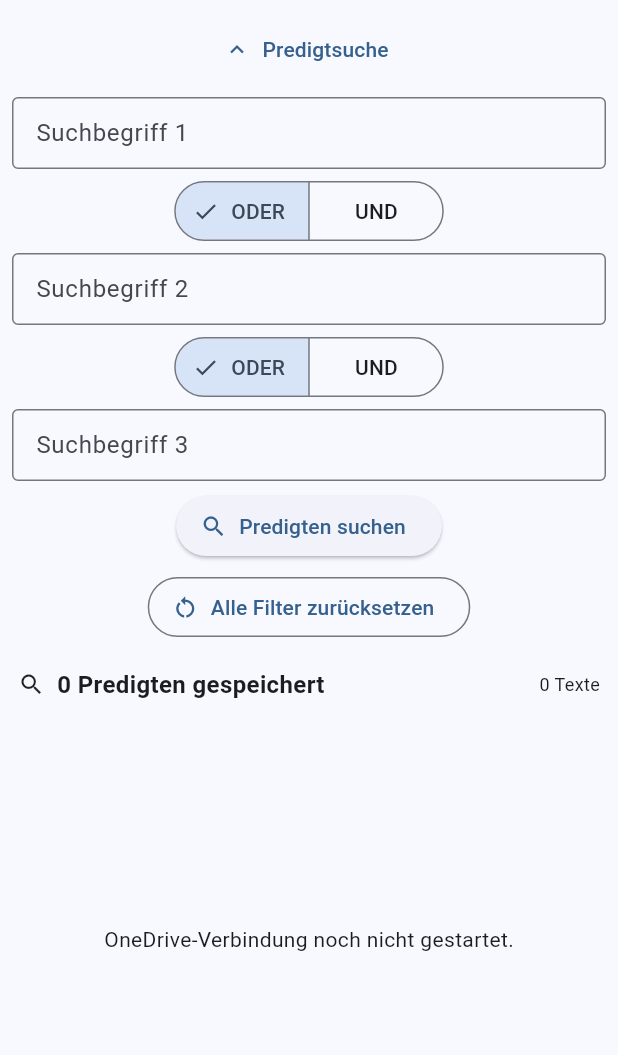
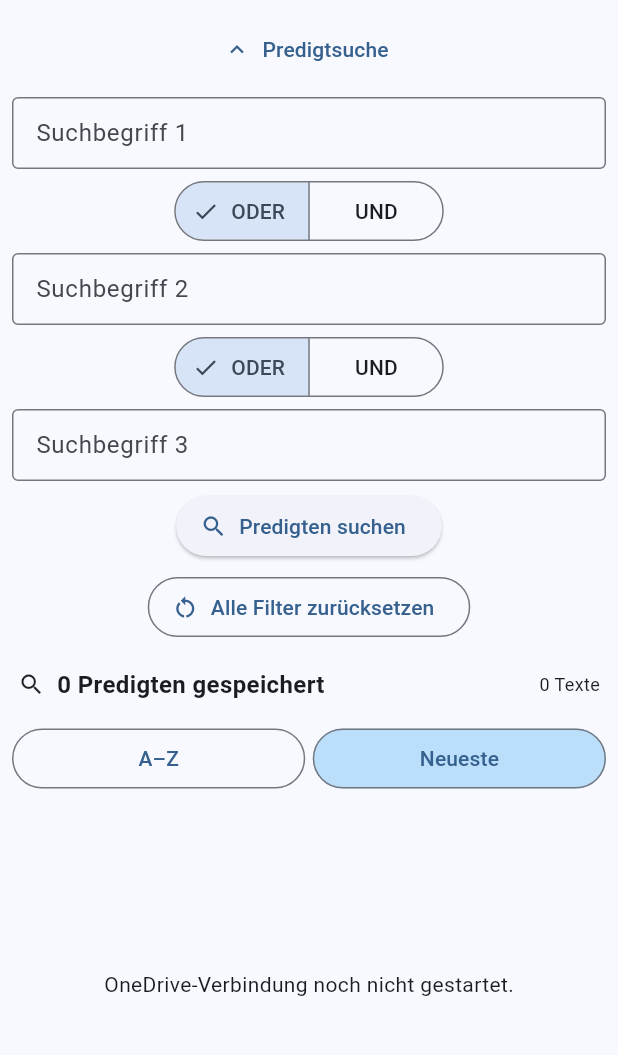
Before and after one commit to frankwernet/predigtfinder-app, a Flutter app: the screen it shows after launch, after a tap on "Predigtsuche", on a phone screen of 412 x 824 dp, the part 71-1126 px from its top. Run offline on Flutter 3.47's test engine with Material 3 defaults, Android fonts, the phone set to English and light mode, and no system bars; our stand-ins replace flutter_secure_storage, webview_flutter; network calls fail.

Commit message:
Stabiler PredigtFinder Stand mit Sortierung und Sync-Anzeige

```diff
--- a/lib/main.dart
+++ b/lib/main.dart
@@ -48,6 +48,62 @@ class _OneDriveTestPageState extends State<OneDriveTestPage> {
   final List<String> predigtDateien = [];
   final List<String> suchErgebnisse = [];
   final Map<String, int> suchTrefferzahlen = {};
+
+  final Map<String, DateTime> predigtDatum = {};
+  bool sortierungNeuesteZuerst = true;
+  bool sortierungNachTreffern = true;
+
+
+
+List<String> sortiertePredigtDateien() {
+  final dateien = List<String>.from(
+    sucheAktiv ? suchErgebnisse : predigtDateien,
+  );
+
+  // Bei aktiver Suche standardmaessig nach Treffern sortieren.
+  if (sucheAktiv && sortierungNachTreffern) {
+    dateien.sort((a, b) {
+      final trefferA = suchTrefferzahlen[a] ?? 0;
+      final trefferB = suchTrefferzahlen[b] ?? 0;
+
+      final vergleich = trefferB.compareTo(trefferA);
+
+      return vergleich != 0
+          ? vergleich
+          : a.toLowerCase().compareTo(b.toLowerCase());
+    });
+
+    return dateien;
+  }
+
+  if (sortierungNeuesteZuerst) {
+    dateien.sort((a, b) {
+      final datumA = predigtDatum[a];
+      final datumB = predigtDatum[b];
+
+      if (datumA == null && datumB == null) {
+        return a.toLowerCase().compareTo(b.toLowerCase());
+      }
+      if (datumA == null) return 1;
+      if (datumB == null) return -1;
+
+      final vergleich = datumB.compareTo(datumA);
+
+      return vergleich != 0
+          ? vergleich
+          : a.toLowerCase().compareTo(b.toLowerCase());
+    });
+  } else {
+    dateien.sort(
+      (a, b) => a.toLowerCase().compareTo(b.toLowerCase()),
+    );
+  }
+
+  return dateien;
+}
+
+
+
   bool sucheAktiv = false;
   bool hintergrundErfassungAktiv = false;
   bool automatischeSynchronisierungAktiv = false;
@@ -718,11 +774,21 @@ class _OneDriveTestPageState extends State<OneDriveTestPage> {
   Future<void> _letzterSpeichervorgang = Future.value();
 
   Future<void> speicherePredigtenLokal() {
+
 final snapshot = <String, dynamic>{
   'version': 1,
   'predigtTexte': Map<String, String>.from(predigtTexte),
   'videoDateinamen': Map<String, String>.from(videoDateinamen),
+  'predigtDatum': predigtDatum.map(
+    (dateiname, datum) => MapEntry(
+      dateiname,
+      '${datum.year.toString().padLeft(4, '0')}-'
+      '${datum.month.toString().padLeft(2, '0')}-'
+      '${datum.day.toString().padLeft(2, '0')}',
+    ),
+  ),
 };
+
 
     final vorgang = _letzterSpeichervorgang.catchError((Object _) {}).then((
       _,
@@ -744,13 +810,81 @@ class _OneDriveTestPageState extends State<OneDriveTestPage> {
     return vorgang;
   }
 
+
+Future<void> ladePredigtDatumsangaben() async {
+  try {
+    final url = Uri.parse(
+      'https://frankwernet.github.io/predigtfinder/predigt_daten.json',
+    ).replace(
+      queryParameters: {
+        'v': DateTime.now().millisecondsSinceEpoch.toString(),
+      },
+    );
+
+    final antwort = await http
+        .get(url)
+        .timeout(const Duration(seconds: 30));
+
+    if (antwort.statusCode != 200) {
+      throw Exception('HTTP ${antwort.statusCode}');
+    }
+
+    final daten = jsonDecode(utf8.decode(antwort.bodyBytes));
+
+    if (daten is! Map) {
+      throw const FormatException('Ungueltige Datumsdatei');
+    }
+
+    final geladeneDaten = <String, DateTime>{};
+
+    for (final eintrag in daten.entries) {
+      if (eintrag.key is String && eintrag.value is String) {
+        final datum = DateTime.tryParse(eintrag.value as String);
+
+        if (datum != null) {
+          geladeneDaten[eintrag.key as String] = datum;
+        }
+      }
+    }
+
+    if (!mounted) return;
+
+    setState(() {
+      predigtDatum
+        ..clear()
+        ..addAll(geladeneDaten);
+    });
+
+    debugPrint(
+      'PREDIGTFINDER DATUM: ${predigtDatum.length} Datumsangaben geladen',
+    );
+
+debugPrint(
+  'PREDIGTFINDER DATUM TEST: '
+  'Dateien=${predigtDateien.length}, '
+  'mit Datum=${predigtDateien.where((name) => predigtDatum.containsKey(name)).length}',
+);
+
+debugPrint(
+  'PREDIGTFINDER DATUM BEISPIEL: '
+  '${predigtDatum["WER IST GOTT und WAS IST ER WIRKLICH GUT oder BÖSE.txt"]}',
+);
+
+  } catch (e) {
+    debugPrint('PREDIGTFINDER DATUM LADEFEHLER: $e');
+  }
+}
+
+
   Future<void> synchronisiereVonGitHub() async {
     if (automatischeSynchronisierungAktiv) {
       debugPrint('PREDIGTFINDER GITHUB: Synchronisierung läuft bereits');
       return;
     }
 
+    setState(() {
   automatischeSynchronisierungAktiv = true;
+});
 
     try {
     const basis = 'https://frankwernet.github.io/predigtfinder';
@@ -867,12 +1001,21 @@ class _OneDriveTestPageState extends State<OneDriveTestPage> {
 
     await speicherePredigtenLokal();
 
+    await ladePredigtDatumsangaben();
+
+
     debugPrint(
       'PREDIGTFINDER GITHUB ERFOLG: '
       '${neueTexte.length} Texte, ${fehler.length} Fehler',
     );
     } finally {
+      if (mounted) {
+  setState(() {
     automatischeSynchronisierungAktiv = false;
+  });
+} else {
+  automatischeSynchronisierungAktiv = false;
+}
     }
   }
 
@@ -3401,6 +3544,38 @@ while (schritte < 600) {
   @override
   Widget build(BuildContext context) {
     return Scaffold(
+
+bottomNavigationBar: automatischeSynchronisierungAktiv
+    ? SafeArea(
+        top: false,
+        child: Container(
+          padding: const EdgeInsets.symmetric(
+            horizontal: 16,
+            vertical: 12,
+          ),
+          color: Colors.blue.shade50,
+          child: const Row(
+            mainAxisAlignment: MainAxisAlignment.center,
+            children: [
+              SizedBox(
+                width: 18,
+                height: 18,
+                child: CircularProgressIndicator(
+                  strokeWidth: 2,
+                ),
+              ),
+              SizedBox(width: 12),
+              Flexible(
+                child: Text(
+                  'Predigten werden synchronisiert …',
+                ),
+              ),
+            ],
+          ),
+        ),
+      )
+    : null,
+
       appBar: AppBar(
         title: const Column(
           mainAxisSize: MainAxisSize.min,
@@ -3694,6 +3869,75 @@ while (schritte < 600) {
                 ],
               ),
             ),
+
+          if (!videoAnsichtAnzeigen && !predigtVorschauAnzeigen)
+
+if (!videoAnsichtAnzeigen && !predigtVorschauAnzeigen)
+  Padding(
+    padding: const EdgeInsets.symmetric(
+      horizontal: 8,
+      vertical: 6,
+    ),
+    child: Row(
+      children: [
+        Expanded(
+          child: OutlinedButton(
+              style: OutlinedButton.styleFrom(
+    backgroundColor: !sortierungNeuesteZuerst &&
+            !sortierungNachTreffern
+        ? Colors.blue.shade100
+        : null,
+  ),
+            onPressed: () {
+              setState(() {
+                sortierungNeuesteZuerst = false;
+                sortierungNachTreffern = false;
+              });
+            },
+            child: const Text('A–Z'),
+          ),
+        ),
+        const SizedBox(width: 5),
+        Expanded(
+          child: OutlinedButton(
+            style: OutlinedButton.styleFrom(
+  backgroundColor: sortierungNeuesteZuerst &&
+          !(sucheAktiv && sortierungNachTreffern)
+      ? Colors.blue.shade100
+      : null,
+),
+            onPressed: () {
+              setState(() {
+                sortierungNeuesteZuerst = true;
+                sortierungNachTreffern = false;
+              });
+            },
+            child: const Text('Neueste'),
+          ),
+        ),
+        if (sucheAktiv) ...[
+          const SizedBox(width: 5),
+          Expanded(
+            child: OutlinedButton(
+              style: OutlinedButton.styleFrom(
+  backgroundColor: sucheAktiv && sortierungNachTreffern
+      ? Colors.blue.shade100
+      : null,
+),
+              onPressed: () {
+                setState(() {
+                  sortierungNachTreffern = true;
+                });
+              },
+              child: const Text('Treffer ↓'),
+            ),
+          ),
+        ],
+      ],
+    ),
+  ),
+
+
           Expanded(
             child: isOpened || predigtDateien.isNotEmpty
                 ? IndexedStack(
@@ -3708,15 +3952,17 @@ while (schritte < 600) {
                           ? WebViewWidget(controller: controller)
                           : const SizedBox.shrink(),
 
-                      ListView.builder(
-                        itemCount: sucheAktiv
-                            ? suchErgebnisse.length
-                            : predigtDateien.length,
+
+                        Builder(
+                          builder: (context) {
+                            final sortierteDateien = sortiertePredigtDateien();
+
+                            return ListView.builder(
+                              itemCount: sortierteDateien.length,
                               itemBuilder: (context, index) {
-                          final dateiname = sucheAktiv
-                              ? suchErgebnisse[index]
-                              : predigtDateien[index];
+                                final dateiname = sortierteDateien[index];
                                 final istMarkiert = markierteDatei == dateiname;
+
 
                           return ListTile(
                             leading: Icon(
@@ -3762,7 +4008,17 @@ while (schritte < 600) {
                                     ? '${suchTrefferzahlen[dateiname] ?? 0} Treffer'
                                     : '';
 
+
+final datum = predigtDatum[dateiname];
+
+final datumText = datum == null
+    ? ''
+    : '${datum.day.toString().padLeft(2, '0')}.'
+      '${datum.month.toString().padLeft(2, '0')}.'
+      '${datum.year}';
+
 final untertitel = [
+  if (datumText.isNotEmpty) datumText,
   if (treffer.isNotEmpty) treffer,
   if (dauer.isNotEmpty) dauer,
 ].join(' · ');
@@ -3828,6 +4084,8 @@ while (schritte < 600) {
                                   });
                                 }
                               }
+                            },
+            );
           },
         );
       },
```
Lines whose indentation alone changed are shown as unchanged.
